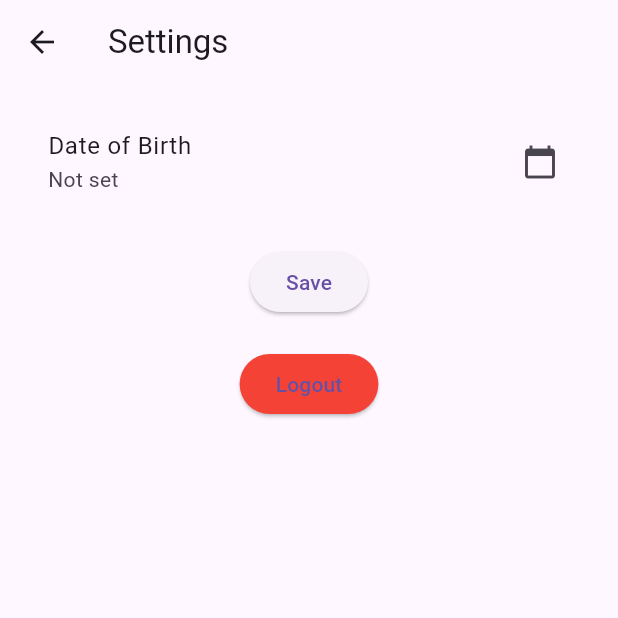
After one commit to emmawalkerMAD2024/HW04, a Flutter app: the SettingsPage screen opened by its route, on a phone screen of 412 x 824 dp, the top half of it. The commit adds this screen. Run offline on Flutter 3.47's test engine with Material 3 defaults, Android fonts, the light colour scheme and no system bars; our stand-ins replace cloud_firestore, firebase_auth, firebase_core; accounts and stored records are empty.

Commit message:
first look profile and settings

```diff
--- a/lib/main.dart
+++ b/lib/main.dart
@@ -4,6 +4,8 @@ import 'splash_screen.dart';
 import 'login_screen.dart';
 import 'register_screen.dart';
 import 'message_boards_screen.dart';
+import 'settings_page.dart';
+import 'profile_page.dart';
 
 void main() async {
   WidgetsFlutterBinding.ensureInitialized();
@@ -22,6 +24,8 @@ class MyApp extends StatelessWidget {
         '/login': (context) => LoginScreen(),
         '/register': (context) => RegisterScreen(),
         '/home': (context) => MessageBoardsScreen(),
+        '/profile': (context) => ProfilePage(),
+        '/settings': (context) => SettingsPage(),
       },
     );
   }
--- /dev/null
+++ b/lib/settings_page.dart
@@ -0,0 +1,71 @@
+import 'package:flutter/material.dart';
+import 'package:firebase_auth/firebase_auth.dart';
+
+class SettingsPage extends StatefulWidget {
+  @override
+  _SettingsPageState createState() => _SettingsPageState();
+}
+
+class _SettingsPageState extends State<SettingsPage> {
+  final _formKey = GlobalKey<FormState>();
+  DateTime? _dob;
+
+  Future<void> _logout() async {
+    await FirebaseAuth.instance.signOut();
+    Navigator.pushNamedAndRemoveUntil(context, '/login', (route) => false);
+  }
+
+  void _saveSettings() {
+    if (_formKey.currentState!.validate()) {
+      _formKey.currentState!.save();
+      // Save the date of birth or other settings to Firestore
+      ScaffoldMessenger.of(context).showSnackBar(SnackBar(content: Text('Settings updated!')));
+    }
+  }
+
+  @override
+  Widget build(BuildContext context) {
+    return Scaffold(
+      appBar: AppBar(title: Text('Settings')),
+      body: Padding(
+        padding: const EdgeInsets.all(16.0),
+        child: Form(
+          key: _formKey,
+          child: Column(
+            children: [
+              ListTile(
+                title: Text('Date of Birth'),
+                subtitle: Text(_dob != null ? _dob!.toLocal().toString().split(' ')[0] : 'Not set'),
+                trailing: Icon(Icons.calendar_today),
+                onTap: () async {
+                  DateTime? pickedDate = await showDatePicker(
+                    context: context,
+                    initialDate: DateTime.now(),
+                    firstDate: DateTime(1900),
+                    lastDate: DateTime.now(),
+                  );
+                  if (pickedDate != null) {
+                    setState(() {
+                      _dob = pickedDate;
+                    });
+                  }
+                },
+              ),
+              SizedBox(height: 20),
+              ElevatedButton(
+                onPressed: _saveSettings,
+                child: Text('Save'),
+              ),
+              SizedBox(height: 20),
+              ElevatedButton(
+                onPressed: _logout,
+                child: Text('Logout'),
+                style: ElevatedButton.styleFrom(backgroundColor: Colors.red),
+              ),
+            ],
+          ),
+        ),
+      ),
+    );
+  }
+}
```
Also changed, not shown: lib/profile_page.dart (added, +59 -0 lines).
